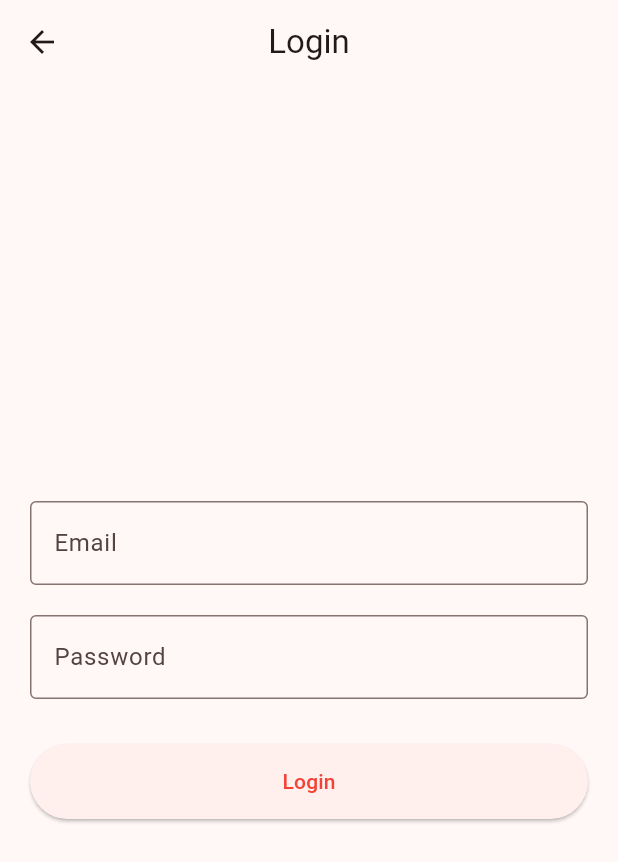
After one commit to SIRAHIN/Taghyeer_Task, a Flutter app: the LoginScreen screen opened directly, on a phone screen of 412 x 824 dp. The commit adds this screen. Shown: the top 862 px of the screen. Run offline on Flutter 3.47's test engine with Material 3 defaults, Android fonts, the phone set to English and light mode, and no system bars; drawn by our look-alikes of toastification; our stand-ins replace dartz, dio, flutter_bloc, flutter_screenutil, flutter_secure_storage, freezed_annotation and 5 more; missing offline and left inert: awesome_dio_interceptor; accounts and stored records are empty.

Commit message:
New : Auth Screen Design

```diff
--- /dev/null
+++ b/lib/injection.dart
@@ -0,0 +1,13 @@
+import 'package:get_it/get_it.dart';
+import 'package:injectable/injectable.dart';
+
+import 'injection.config.dart';
+
+final getIt = GetIt.instance;
+
+@InjectableInit(
+  initializerName: r'$initGetIt', // default
+  preferRelativeImports: true, // default
+  asExtension: false, // default
+)
+void configureDependencies() => $initGetIt(getIt);
--- a/lib/presentation/app.dart
+++ b/lib/presentation/app.dart
@@ -2,13 +2,18 @@ import 'package:flutter/material.dart';
 import 'package:flutter_screenutil/flutter_screenutil.dart';
 import 'package:taghyeer_task/core/router/route_manager.dart';
 import 'package:toastification/toastification.dart';
+import 'package:flutter_bloc/flutter_bloc.dart';
 
 class App extends StatelessWidget {
   const App({super.key});
 
   @override
   Widget build(BuildContext context) {
-    return ToastificationWrapper(
+    return MultiBlocProvider(
+      providers: [
+
+      ],
+      child: ToastificationWrapper(
         child: ScreenUtilInit(
           designSize: const Size(375, 812),
           minTextAdapt: true,
@@ -28,6 +33,7 @@ class App extends StatelessWidget {
             );
           },
         ),
+      ),
     );
   }
 }
--- /dev/null
+++ b/lib/presentation/screens/auth_screen/login_screen.dart
@@ -0,0 +1,84 @@
+import 'package:flutter/material.dart';
+
+class LoginScreen extends StatefulWidget {
+  const LoginScreen({super.key});
+
+  @override
+  State<LoginScreen> createState() => _LoginScreenState();
+}
+
+class _LoginScreenState extends State<LoginScreen> {
+  final _formKey = GlobalKey<FormState>();
+
+  final TextEditingController emailController = TextEditingController();
+  final TextEditingController passwordController = TextEditingController();
+
+  void login() {
+    if (_formKey.currentState!.validate()) {}
+  }
+
+  @override
+  Widget build(BuildContext context) {
+    return Scaffold(
+      appBar: AppBar(
+        title: const Text("Login"),
+        centerTitle: true,
+      ),
+      body: Padding(
+        padding: const EdgeInsets.all(20),
+        child: Form(
+          key: _formKey,
+          child: Column(
+            mainAxisAlignment: MainAxisAlignment.center,
+            children: [
+              // Email
+              TextFormField(
+                controller: emailController,
+                decoration: const InputDecoration(
+                  labelText: "Email",
+                  border: OutlineInputBorder(),
+                ),
+                validator: (value) {
+                  if (value == null || value.isEmpty) {
+                    return "Please enter email";
+                  }
+                  return null;
+                },
+              ),
+
+              const SizedBox(height: 20),
+
+              // Password
+              TextFormField(
+                controller: passwordController,
+                obscureText: true,
+                decoration: const InputDecoration(
+                  labelText: "Password",
+                  border: OutlineInputBorder(),
+                ),
+                validator: (value) {
+                  if (value == null || value.isEmpty) {
+                    return "Please enter password";
+                  }
+                  return null;
+                },
+              ),
+
+              const SizedBox(height: 30),
+
+              // Login Button
+              SizedBox(
+                width: double.infinity,
+                height: 50,
+                child: ElevatedButton(
+                  onPressed: () {},
+                  child: const Text("Login"),
+                ),
+              ),
+            ],
+          ),
+        ),
+      ),
+    );
+  }
+}
```
Also changed, not shown: lib/injection.config.dart (added). Lines whose indentation alone changed are shown as unchanged.
